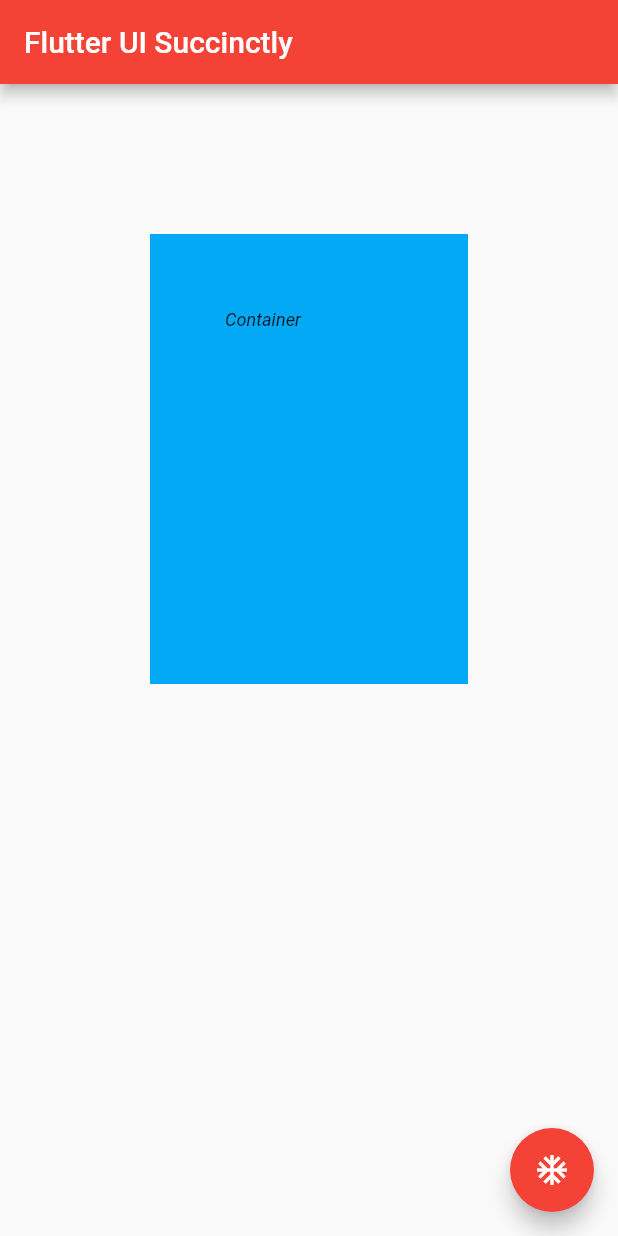
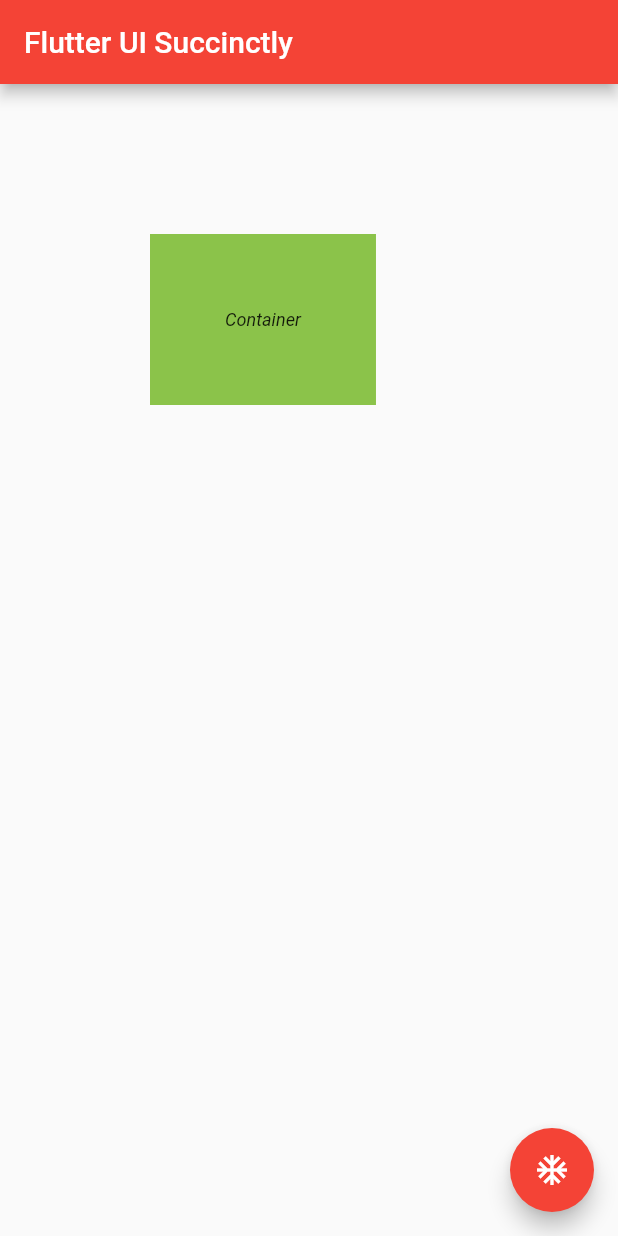
Before and after one commit to Zahranabella/flutter_ui, a Flutter app: the screen it shows after launch, on a phone screen of 412 x 824 dp. Run offline on Flutter 3.47's test engine with Material 2 defaults, Android fonts, the phone set to English and light mode, and no system bars.

Commit message:
container-rectangle

```diff
--- a/lib/main.dart
+++ b/lib/main.dart
@@ -16,9 +16,10 @@ class MyApp extends StatelessWidget {
         body: Container(
           margin: const EdgeInsets.all(100),
           padding: const EdgeInsets.all(50),
-          width: 300,
-          height: 300,
-          color: Colors.lightBlue,
+          decoration: const BoxDecoration(
+            color: Colors.lightGreen,
+            shape: BoxShape.rectangle,
+          ),
           child: const Text('Container'),
         ),
         floatingActionButton: FloatingActionButton(
```
